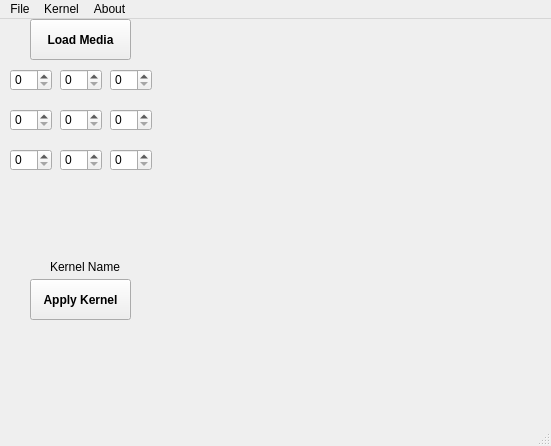
The window that mainwindow.ui (mathe-matician/VisualKernel) describes before a commit, drawn with Qt 5.
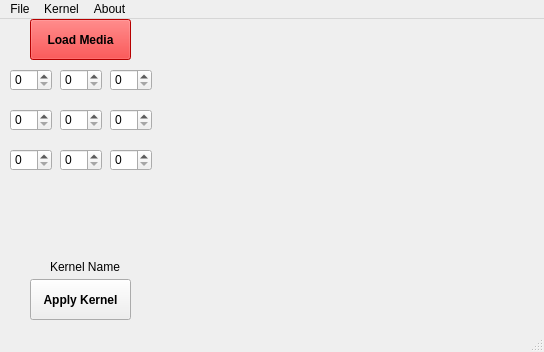
The same window after the commit. The open tabs and pages were chosen to show the change.

Commit message: kernel vars, loading kernel, menu options, click events, ui

Patch:
```diff
--- a/mainwindow.ui
+++ b/mainwindow.ui
@@ -6,8 +6,8 @@
    <rect>
     <x>0</x>
     <y>0</y>
-    <width>551</width>
-    <height>446</height>
+    <width>544</width>
+    <height>352</height>
    </rect>
   </property>
   <property name="windowTitle">
@@ -35,6 +35,9 @@
     <property name="mouseTracking">
      <bool>false</bool>
     </property>
+    <property name="styleSheet">
+     <string notr="true">background-color: red</string>
+    </property>
     <property name="text">
      <string>Load Media</string>
     </property>
@@ -447,7 +450,7 @@
     <rect>
      <x>0</x>
      <y>0</y>
-     <width>551</width>
+     <width>544</width>
      <height>21</height>
     </rect>
    </property>
```
Left out of the diff: 2 changed lines with no effect on the pictures. The commit also changes 3 other files.
